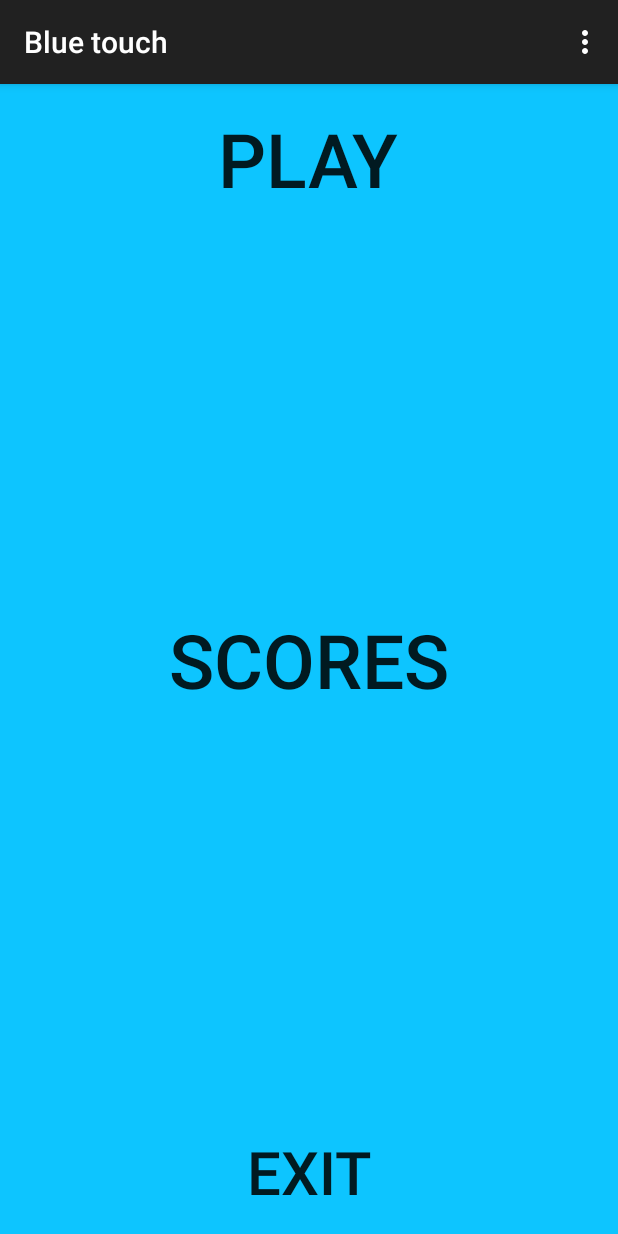
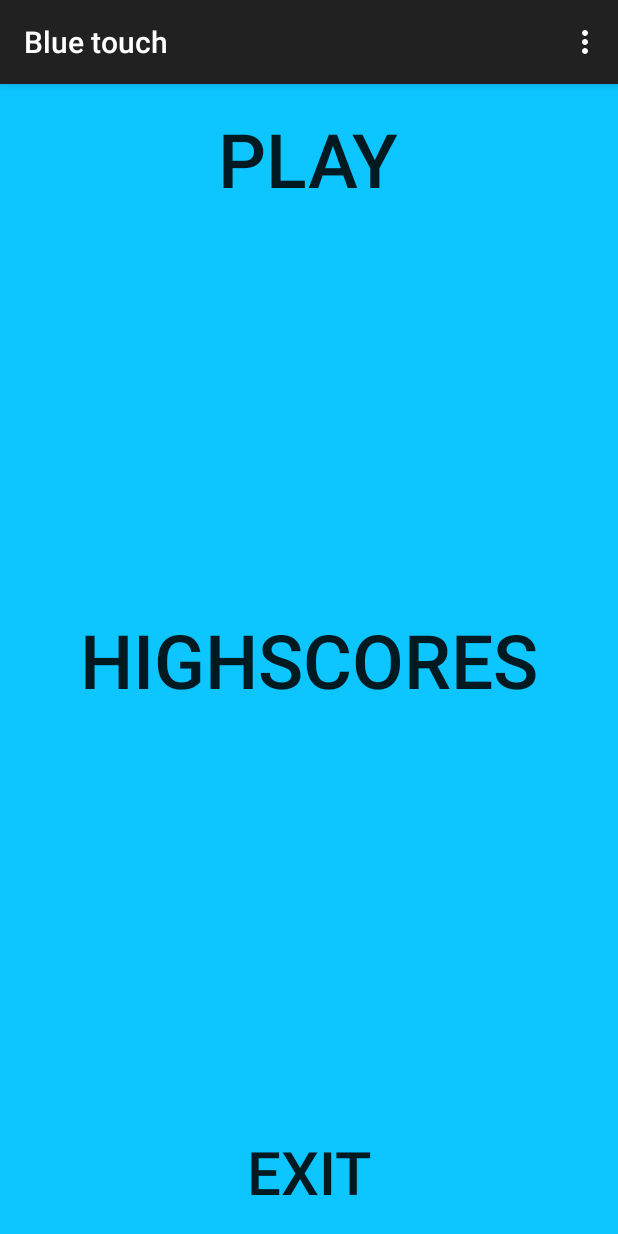
Before and after one commit to pchettiy/Blue-Touch, an Android app: the screen it shows after launch (MainActivity), on a phone screen of 412 x 824 dp. Run offline under Robolectric (Android 15) with nearby library versions, the phone set to English and light mode, and no system bars.

Commit message:
Sorted highscores

```diff
--- a/TouchThis/app/src/main/java/com/example/praba1110/touchthis/GameOver.java
+++ b/TouchThis/app/src/main/java/com/example/praba1110/touchthis/GameOver.java
@@ -74,7 +74,7 @@ public class GameOver extends ActionBarActivity {
     public void onBackPressed() {
         super.onBackPressed();
 
-        Intent main=new Intent(this,MainActivity.class);
+        Intent main=new Intent(this,Difficulty.class);
         startActivity(main);
     }
 }
--- a/TouchThis/app/src/main/java/com/example/praba1110/touchthis/Game_activity.java
+++ b/TouchThis/app/src/main/java/com/example/praba1110/touchthis/Game_activity.java
@@ -47,4 +47,9 @@ game g;
 
         return super.onOptionsItemSelected(item);
     }
+
+    @Override
+    public void onBackPressed() {
+        super.onBackPressed();
+    }
 }
--- a/TouchThis/app/src/main/java/com/example/praba1110/touchthis/SQLhandler.java
+++ b/TouchThis/app/src/main/java/com/example/praba1110/touchthis/SQLhandler.java
@@ -43,7 +43,7 @@ public class SQLhandler extends SQLiteOpenHelper {
         String temp = "";
         List<String> names = new ArrayList<String>();
         SQLiteDatabase db = getWritableDatabase();
-        String query = "SELECT name FROM scores WHERE 1;";
+        String query = "SELECT name FROM scores WHERE 1 ORDER BY points DESC;";
         c = db.rawQuery(query, null);
         c.moveToFirst();
         while (!c.isAfterLast()) {
@@ -62,7 +62,7 @@ public class SQLhandler extends SQLiteOpenHelper {
         int temp=-1 ;
         List<Integer> points = new ArrayList<Integer>();
         SQLiteDatabase db = getWritableDatabase();
-        String query = "SELECT points FROM scores WHERE 1;";
+        String query = "SELECT points FROM scores WHERE 1 ORDER BY points DESC;";
         c = db.rawQuery(query, null);
         c.moveToFirst();
         while (!c.isAfterLast()) {
--- a/TouchThis/app/src/main/java/com/example/praba1110/touchthis/game.java
+++ b/TouchThis/app/src/main/java/com/example/praba1110/touchthis/game.java
@@ -105,16 +105,16 @@ public class game extends View {
                     limit -= 10;
                     break;
                 case 2:
-                    limit -= 18;
+                    limit -= 17;
                     break;
                 case 3:
-                    limit -= 25;
+                    limit -= 21;
                     break;
             }
             invalidate();
             }
 
-        else { Toast.makeText(con,"Keep up with time next time!",Toast.LENGTH_SHORT).show();
+        else { Toast.makeText(con,"Keep up next time!",Toast.LENGTH_SHORT).show();
             gameover();}
 
     }
--- a/TouchThis/app/src/main/res/layout/activity_main.xml
+++ b/TouchThis/app/src/main/res/layout/activity_main.xml
@@ -20,7 +20,7 @@
     <Button
         android:layout_width="wrap_content"
         android:layout_height="wrap_content"
-        android:text="Scores"
+        android:text="HighScores"
         android:id="@+id/button7"
         android:layout_centerVertical="true"
         android:layout_centerHorizontal="true"
```
Also changed, not shown: 1 other file.
